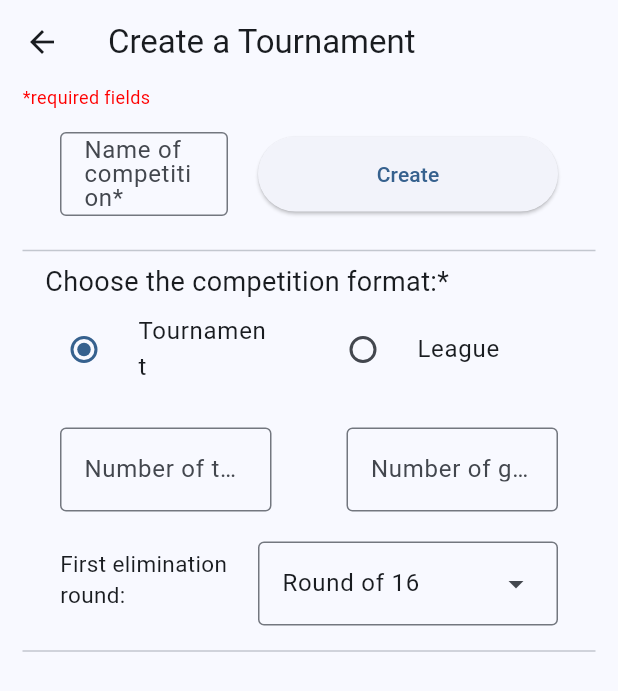
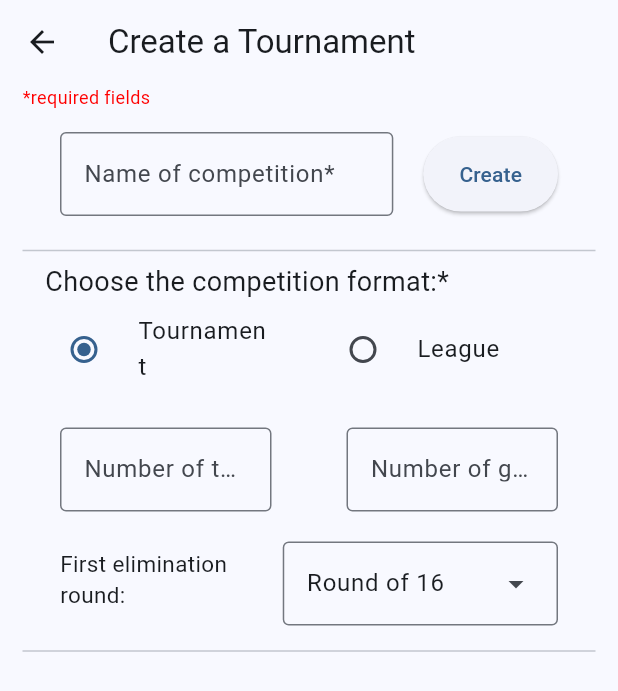
Before and after one commit to tomschulz02/Tournament-Organiser, a Flutter app: the CreateTournamentPage screen opened directly, on a phone screen of 412 x 824 dp. Shown: the top 691 px of the screen. Run offline on Flutter 3.47's test engine with Material 3 defaults, Android fonts, the light colour scheme and no system bars.

Commit message:
UI changes

```diff
--- a/tourganiser/lib/create.dart
+++ b/tourganiser/lib/create.dart
@@ -17,6 +17,7 @@ enum EliminationRound {
 }
 
 const double selectionFieldWidth = 200;
+const double selectionFieldHeight = 50;
 const double edgePadding = 40;
 
 class CreateTournamentPage extends StatelessWidget {
@@ -121,10 +122,8 @@ class _CreateTournamentFormState extends State<CreateTournamentForm> {
                     ),
                   ),
                   SizedBox(width: 20,),
-                  SizedBox(
-
-                    width: selectionFieldWidth,
-                    height: 50,
+                  ConstrainedBox(
+                    constraints: BoxConstraints(maxWidth: selectionFieldWidth, minHeight: selectionFieldHeight),
                     child: ElevatedButton(
                       child: Text('Create'),
                       onPressed: () {
@@ -255,11 +254,9 @@ class _CreateTournamentFormState extends State<CreateTournamentForm> {
                     style: TextStyle(fontSize: 15),
                   ),
                 ),
-                SizedBox(
-                  width: selectionFieldWidth,
-                  height: 50,
+                ConstrainedBox(
+                  constraints: BoxConstraints(maxWidth: selectionFieldWidth, maxHeight: selectionFieldHeight),
                   child: DropdownMenu(
-                    width: selectionFieldWidth,
                     initialSelection: EliminationRound.roundOf16,
                     controller: _eliminationController,
                     dropdownMenuEntries: EliminationRound.values.map((EliminationRound eliminationRound) {
```
Also changed, not shown: 1 other file.
